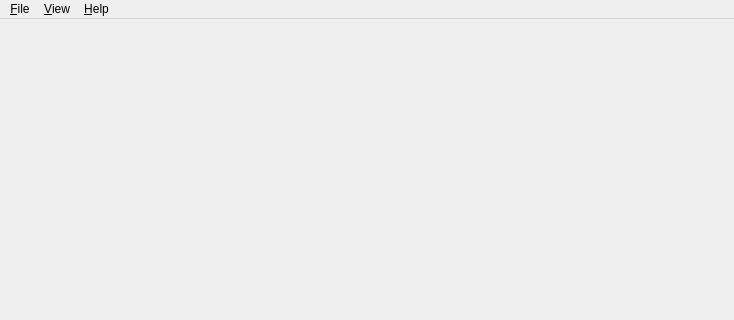
The window that source/Viewer.ui (hpicgs/cg2sandbox) describes before a commit, drawn with Qt 5; both pictures show x 0 to 734 and y 0 to 320 of the 734 by 541 pixel window.
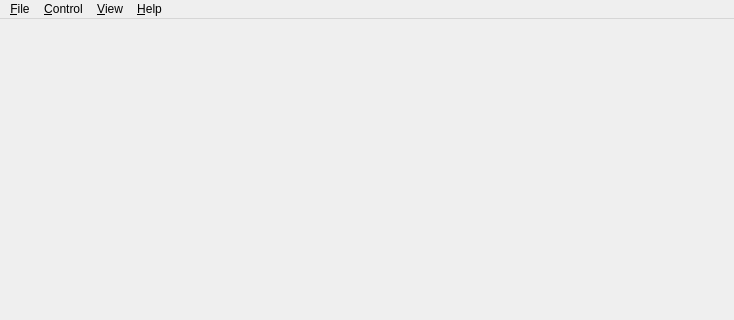
The same window after the commit.

What changed in the file:
```diff
--- a/source/Viewer.ui
+++ b/source/Viewer.ui
@@ -45,7 +45,15 @@
     </property>
     <addaction name="aboutAction"/>
    </widget>
+   <widget class="QMenu" name="controlMenu">
+    <property name="title">
+     <string>&amp;Control</string>
+    </property>
+    <addaction name="toggleTimeAction"/>
+    <addaction name="restartTimeAction"/>
+   </widget>
    <addaction name="fileMenu"/>
+   <addaction name="controlMenu"/>
    <addaction name="viewMenu"/>
    <addaction name="helpMenu"/>
   </widget>
```
Left out of the diff: 23 changed lines with no effect on the pictures.
